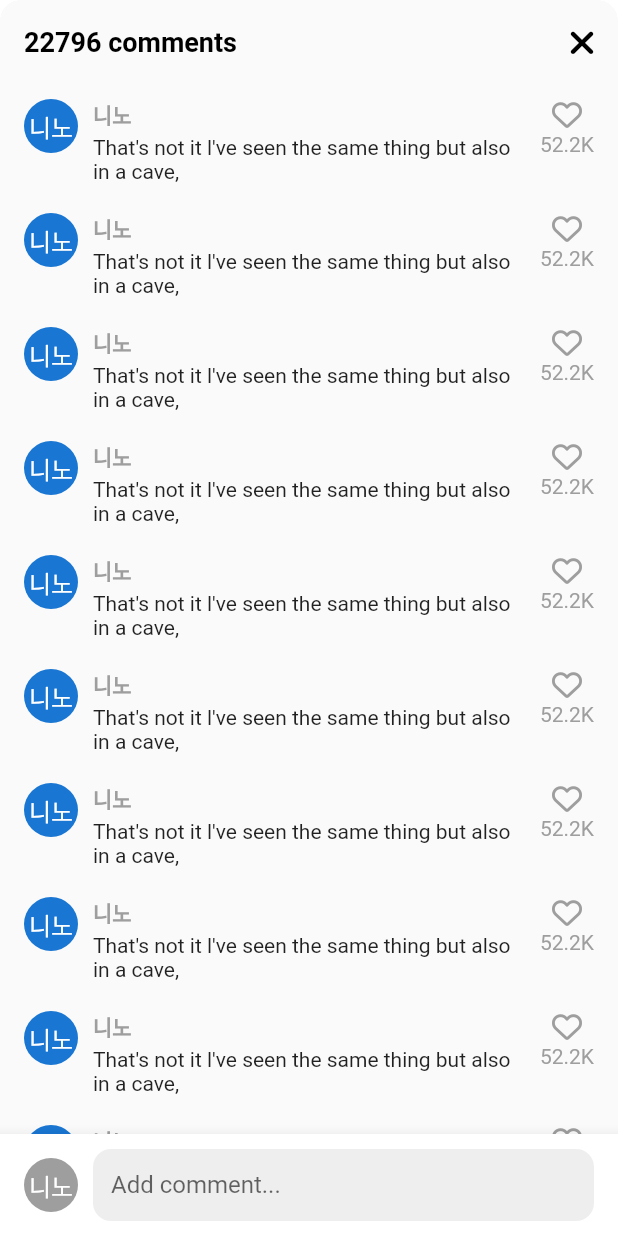
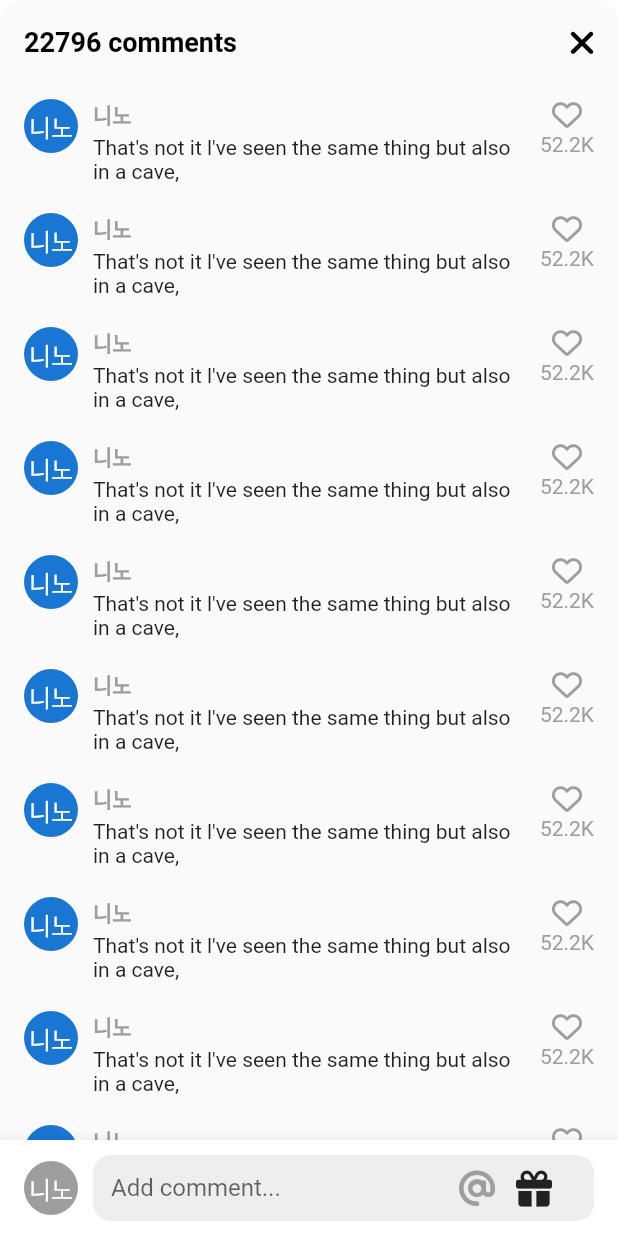
Before and after one commit to jangjia01234/reel_me, a Flutter app: the VideoComments screen opened directly, on a phone screen of 412 x 824 dp. Run offline on Flutter 3.47's test engine with Material 3 defaults, Android fonts, the phone set to English and light mode, and no system bars; our stand-ins replace font_awesome_flutter, video_player, visibility_detector; network calls fail.

Commit message:
comment input action 구현

```diff
--- a/lib/features/videos/widgets/video_comments.dart
+++ b/lib/features/videos/widgets/video_comments.dart
@@ -13,8 +13,23 @@
 class _VideoCommentsState extends State<VideoComments> {
   final String _userName = "니노";
 
+  bool _isWriting = false;
+
   void _onClosePressed() {
     Navigator.of(context).pop();
+  }
+
+  void _onStartWriting() {
+    setState(() {
+      _isWriting = true;
+    });
+  }
+
+  void _stopWriting() {
+    FocusScope.of(context).unfocus();
+    setState(() {
+      _isWriting = false;
+    });
   }
 
   @override
@@ -39,7 +54,9 @@
             )
           ],
         ),
-        body: Stack(
+        body: GestureDetector(
+          onTap: _stopWriting,
+          child: Stack(
             children: [
               ListView.separated(
                 padding: EdgeInsets.symmetric(
@@ -113,7 +130,14 @@
                         ),
                         Gaps.h10,
                         Expanded(
+                          child: SizedBox(
+                            height: Sizes.size44,
                             child: TextField(
+                              onTap: _onStartWriting,
+                              expands: true,
+                              minLines: null,
+                              maxLines: null,
+                              textInputAction: TextInputAction.newline,
                               cursorColor: Theme.of(context).primaryColor,
                               decoration: InputDecoration(
                                 hintText: "Add comment...",
@@ -126,8 +150,37 @@
                                 filled: true,
                                 fillColor: Colors.grey.shade200,
                                 contentPadding: const EdgeInsets.symmetric(
-                              vertical: Sizes.size10,
                                   horizontal: Sizes.size12,
+                                ),
+                                suffixIcon: Padding(
+                                  padding: EdgeInsets.only(
+                                    right: Sizes.size14,
+                                  ),
+                                  child: Row(
+                                    mainAxisSize: MainAxisSize.min,
+                                    children: [
+                                      FaIcon(
+                                        FontAwesomeIcons.at,
+                                        color: Colors.grey.shade500,
+                                      ),
+                                      Gaps.h14,
+                                      FaIcon(
+                                        FontAwesomeIcons.gift,
+                                        color: Colors.grey.shade900,
+                                      ),
+                                      Gaps.h14,
+                                      if (_isWriting)
+                                        GestureDetector(
+                                          onTap: _stopWriting,
+                                          child: FaIcon(
+                                            FontAwesomeIcons.circleArrowUp,
+                                            color:
+                                                Theme.of(context).primaryColor,
+                                          ),
+                                        )
+                                    ],
+                                  ),
+                                ),
                               ),
                             ),
                           ),
@@ -140,6 +193,7 @@
             ],
           ),
         ),
+      ),
     );
   }
 }
```
Lines whose indentation alone changed are shown as unchanged.
